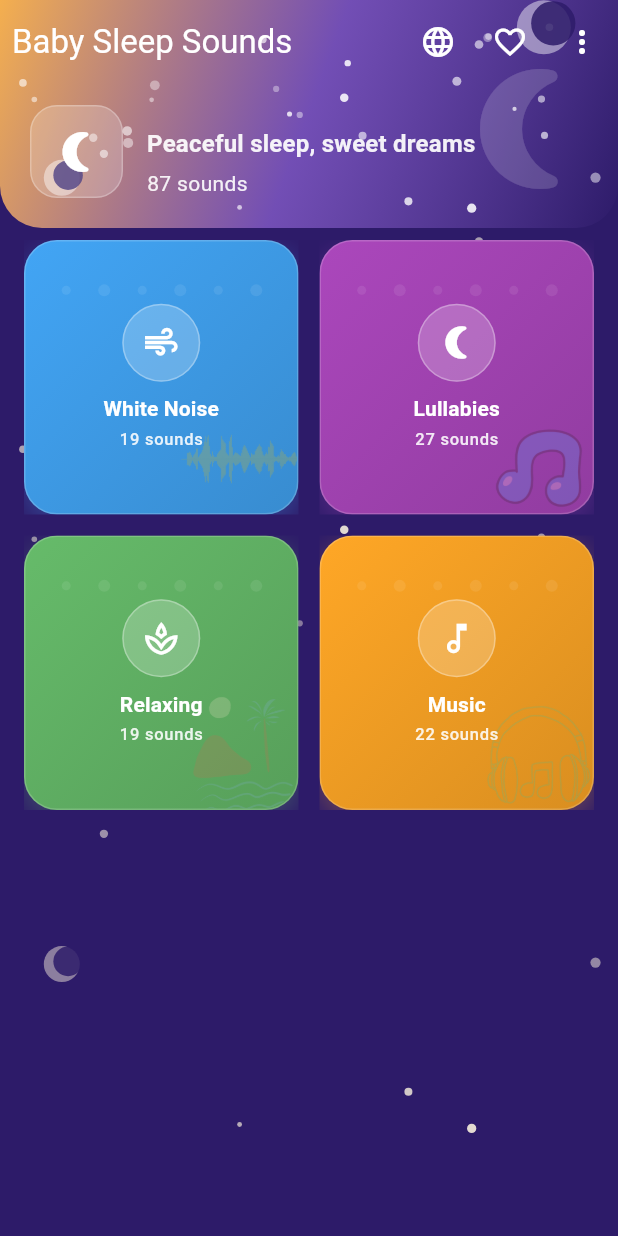
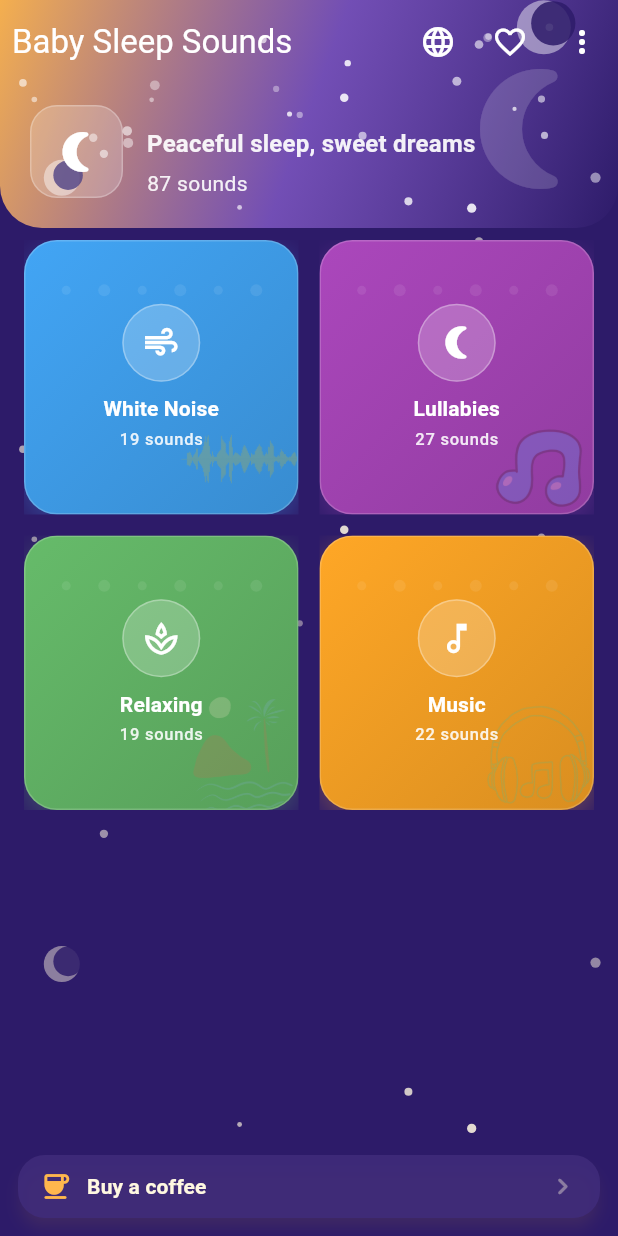
Before and after one commit to alpertungir/baby-sleep-sounds, a Flutter app: the screen it shows after launch, on a phone screen of 412 x 824 dp. Run offline on Flutter 3.47's test engine with Material 3 defaults, Android fonts, the phone set to English and light mode, and no system bars; our stand-ins replace audio_service, firebase_core, firebase_storage, in_app_purchase, just_audio, package_info_plus and 1 more; missing offline and left inert: audio_session; accounts and stored records are empty; network calls fail; statements that could not run were skipped.

Commit message:
Anasayfaya müzik çalmazken görünen destek footer'ı ekle.
Ses oynatılmadığında altta kahve destek butonu göster; çalmaya başlayınca mini player ile değiştir.

Co-authored-by: Cursor <cursoragent@cursor.com>

```diff
--- a/app/lib/screens/home_screen.dart
+++ b/app/lib/screens/home_screen.dart
@@ -6,6 +6,7 @@ import '../providers/app_state.dart';
 import '../widgets/category_card.dart';
 import '../widgets/decorative_background.dart';
 import '../widgets/home_header.dart';
+import '../widgets/home_support_footer.dart';
 import '../widgets/language_menu_button.dart';
 import '../widgets/mini_player_bar.dart';
 import '../widgets/screen_insets.dart';
@@ -110,7 +111,7 @@ class HomeScreen extends StatelessWidget {
                   _horizontalPadding,
                   8,
                   _horizontalPadding,
-                  ScreenInsets.listBottom(context, state),
+                  ScreenInsets.listBottom(context, state, includeSupportFooter: true),
                 ),
                 sliver: SliverGrid(
                   gridDelegate: SliverGridDelegateWithFixedCrossAxisCount(
@@ -142,9 +143,11 @@ class HomeScreen extends StatelessWidget {
               ),
             ],
           ),
-          const Align(
+          Align(
             alignment: Alignment.bottomCenter,
-            child: MiniPlayerBar(),
+            child: state.currentSound == null
+                ? const HomeSupportFooter()
+                : const MiniPlayerBar(),
           ),
         ],
       ),
--- /dev/null
+++ b/app/lib/widgets/home_support_footer.dart
@@ -0,0 +1,59 @@
+import 'package:flutter/material.dart';
+
+import '../l10n/app_localizations.dart';
+import '../screens/support_screen.dart';
+import 'screen_insets.dart';
+
+class HomeSupportFooter extends StatelessWidget {
+  const HomeSupportFooter({super.key});
+
+  @override
+  Widget build(BuildContext context) {
+    final l10n = AppLocalizations.of(context)!;
+    final theme = Theme.of(context);
+    final primary = theme.colorScheme.primary;
+
+    return Padding(
+      padding: EdgeInsets.fromLTRB(
+        12,
+        0,
+        12,
+        ScreenInsets.miniPlayerBottom(context),
+      ),
+      child: Material(
+        elevation: 4,
+        shadowColor: primary.withValues(alpha: 0.18),
+        borderRadius: BorderRadius.circular(18),
+        clipBehavior: Clip.antiAlias,
+        color: theme.colorScheme.surface.withValues(alpha: 0.88),
+        child: InkWell(
+          onTap: () => openSupportScreen(context),
+          child: Padding(
+            padding: const EdgeInsets.symmetric(horizontal: 14, vertical: 10),
+            child: Row(
+              children: [
+                Icon(Icons.coffee_rounded, color: primary, size: 22),
+                const SizedBox(width: 10),
+                Expanded(
+                  child: Text(
+                    l10n.homeSupportCta,
+                    maxLines: 1,
+                    overflow: TextOverflow.ellipsis,
+                    style: theme.textTheme.labelLarge?.copyWith(
+                      fontWeight: FontWeight.w600,
+                    ),
+                  ),
+                ),
+                Icon(
+                  Icons.chevron_right_rounded,
+                  color: theme.colorScheme.onSurface.withValues(alpha: 0.4),
+                  size: 22,
+                ),
+              ],
+            ),
+          ),
+        ),
+      ),
+    );
+  }
+}
--- a/app/lib/widgets/screen_insets.dart
+++ b/app/lib/widgets/screen_insets.dart
@@ -8,11 +8,19 @@ class ScreenInsets {
       MediaQuery.viewPaddingOf(context).bottom;
 
   static const double miniPlayerHeight = 78;
+  static const double supportFooterHeight = 52;
 
-  static double listBottom(BuildContext context, AppState state) {
+  static double listBottom(
+    BuildContext context,
+    AppState state, {
+    bool includeSupportFooter = false,
+  }) {
     final base = viewBottom(context) + 12;
-    if (state.currentSound == null) return base;
-    return base + miniPlayerHeight + 8;
+    if (state.currentSound != null) return base + miniPlayerHeight + 8;
+    if (includeSupportFooter) {
+      return base + supportFooterHeight + 8;
+    }
+    return base;
   }
 
   static double miniPlayerBottom(BuildContext context) {
```
